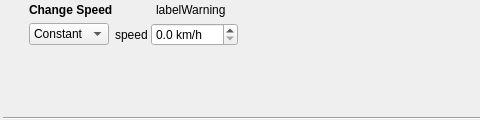
First picture: the form in src/qmapshack/gis/trk/filter/IFilterSpeed.ui, repository Maproom/qmapshack, before the edit; both pictures show x 0 to 480 and y 0 to 120 of the 913 by 120 pixel window.
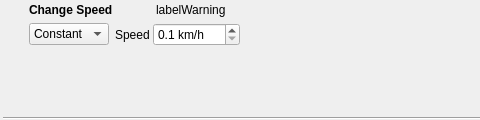
Second picture: the form after the edit. The open tabs and pages were chosen to show the change. Icons and pictures are not drawn.

Commit message: Set min constant speed to 0.1; PR update based on kiozen comments.

```diff
--- a/src/qmapshack/gis/trk/filter/IFilterSpeed.ui
+++ b/src/qmapshack/gis/trk/filter/IFilterSpeed.ui
@@ -157,7 +157,7 @@
            <item>
             <widget class="QLabel" name="label_2">
              <property name="text">
-              <string>speed</string>
+              <string>Speed</string>
              </property>
             </widget>
            </item>
@@ -169,9 +169,15 @@
              <property name="decimals">
               <number>1</number>
              </property>
+             <property name="minimum">
+              <double>0.100000000000000</double>
+             </property>
              <property name="singleStep">
               <double>0.100000000000000</double>
              </property>
+             <property name="value">
+              <double>0.100000000000000</double>
+             </property>
             </widget>
            </item>
            <item>
```
Left out of the diff: 2 changed lines with no effect on the pictures. The commit also changes 4 other files.
